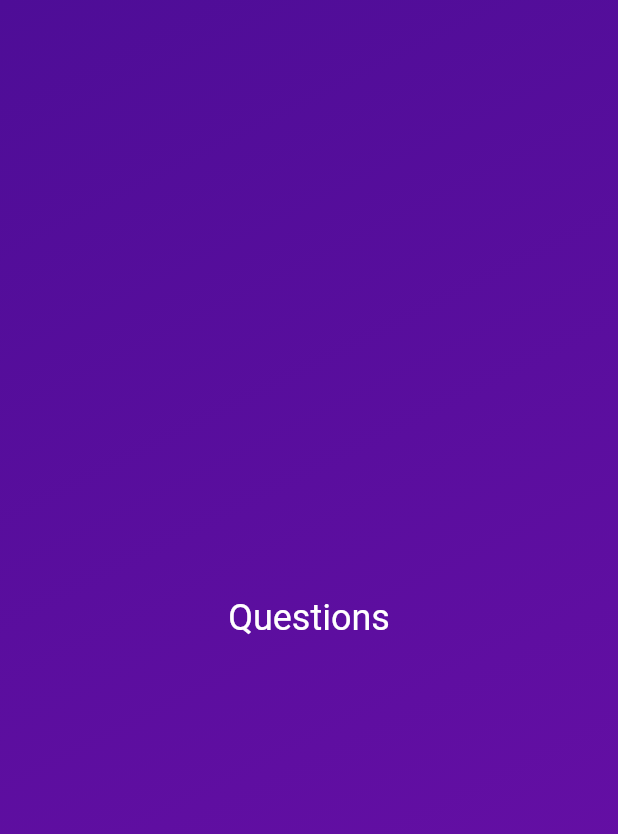
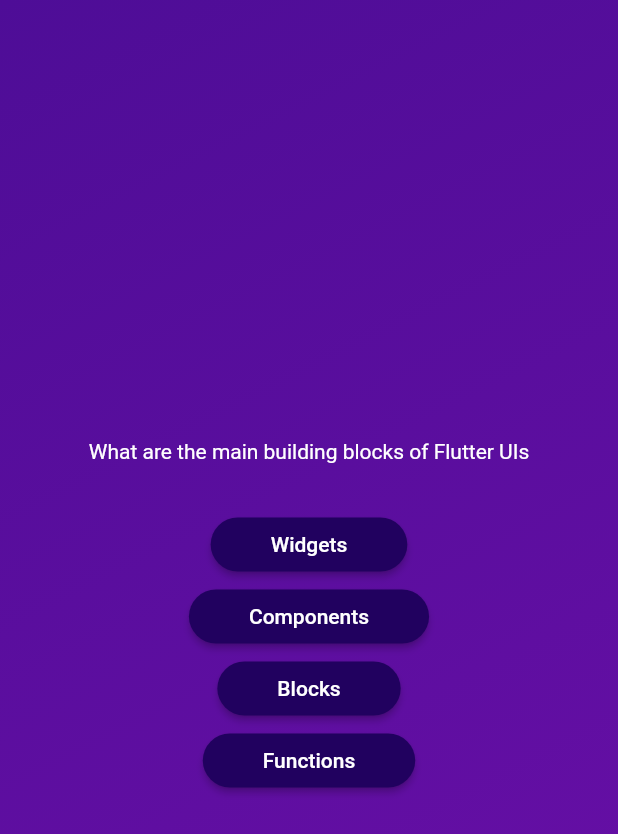
Before and after one commit to GabrielAllba/quiz_app, a Flutter app: the screen it shows after launch, after a tap on "Start Quiz", on a phone screen of 412 x 824 dp. Shown: the top 834 px of the screen. Run offline on Flutter 3.47's test engine with Material 2 defaults, Android fonts, the phone set to English and light mode, and no system bars.

Commit message:
add question and answer view

```diff
--- /dev/null
+++ b/lib/answer_button.dart
@@ -0,0 +1,26 @@
+import 'package:flutter/material.dart';
+
+class AnswerButton extends StatelessWidget {
+  const AnswerButton({
+    super.key,
+    required this.answerText,
+    required this.onTap,
+  });
+  final String answerText;
+  final void Function() onTap;
+  @override
+  Widget build(context) {
+    return ElevatedButton(
+      onPressed: onTap,
+      style: ElevatedButton.styleFrom(
+        padding: const EdgeInsets.symmetric(vertical: 10, horizontal: 40),
+        backgroundColor: const Color.fromARGB(255, 33, 1, 95),
+        foregroundColor: Colors.white,
+        shape: RoundedRectangleBorder(
+          borderRadius: BorderRadius.circular(40),
+        ),
+      ),
+      child: Text(answerText),
+    );
+  }
+}
--- /dev/null
+++ b/lib/data/questions.dart
@@ -0,0 +1,16 @@
+import 'package:quiz_app/models/quiz_questions.dart';
+
+const questions = [
+  QuizQuestions(
+    'What are the main building blocks of Flutter UIs',
+    ['Widgets', 'Components', 'Blocks', 'Functions'],
+  ),
+  QuizQuestions(
+    '1 + 1 = ',
+    ['1', '2', '3', '4'],
+  ),
+  QuizQuestions(
+    '1 + 2 = ',
+    ['1', '2', '3', '4'],
+  ),
+];
--- /dev/null
+++ b/lib/models/quiz_questions.dart
@@ -0,0 +1,6 @@
+class QuizQuestions {
+  const QuizQuestions(this.text, this.answers);
+
+  final String text;
+  final List<String> answers;
+}
--- a/lib/questions_screen.dart
+++ b/lib/questions_screen.dart
@@ -1,4 +1,6 @@
 import 'package:flutter/material.dart';
+import 'package:quiz_app/answer_button.dart';
+import 'package:quiz_app/data/questions.dart';
 
 class QuestionsScreen extends StatefulWidget {
   const QuestionsScreen({super.key});
@@ -11,22 +13,29 @@ class QuestionsScreen extends StatefulWidget {
 class _QuestionsScreen extends State<QuestionsScreen> {
   @override
   Widget build(context) {
-    return Container(
-      decoration: const BoxDecoration(
-        gradient: LinearGradient(
-          colors: [
-            Color.fromARGB(255, 78, 13, 151),
-            Color.fromARGB(255, 107, 15, 168)
-          ],
-          begin: Alignment.topLeft,
-          end: Alignment.bottomRight,
-        ),
-      ),
-      child: const Center(
-        child: Text(
-          'Questions',
-          style: TextStyle(fontSize: 24, color: Colors.white),
-        ),
+    final currentQuestion = questions[0];
+
+    return SizedBox(
+      width: double.infinity,
+      child: Column(
+        mainAxisAlignment: MainAxisAlignment.center,
+        children: [
+          Text(
+            currentQuestion.text,
+            style: const TextStyle(
+              color: Colors.white,
+            ),
+          ),
+          const SizedBox(
+            height: 30,
+          ),
+          ...currentQuestion.answers.map((answer) {
+            return AnswerButton(
+              answerText: answer,
+              onTap: () {},
+            );
+          })
+        ],
       ),
     );
   }
```
